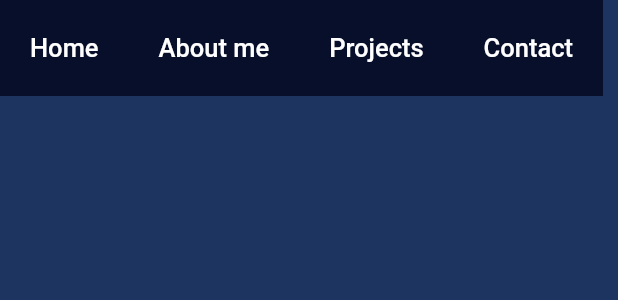
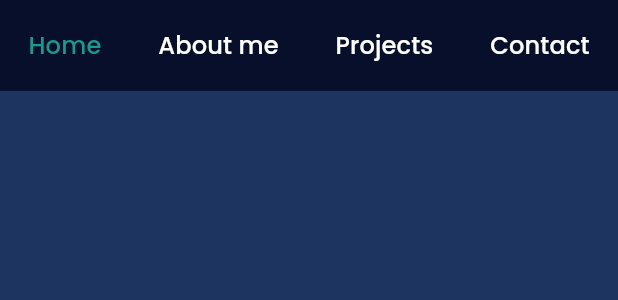
Before and after one commit to Mosta-b/portfolio_site, a Flutter app: the AppBarActions widget shown alone on an empty page, opened directly, on a phone screen of 412 x 824 dp. Shown: the top 300 px of the screen. Run offline on Flutter 3.47's test engine with Material 3 defaults, Android fonts, the phone set to English and light mode, and no system bars; drawn by our look-alikes of auto_size_text; our stand-ins replace bloc, equatable, flutter_bloc, google_fonts; missing offline and left inert: universal_html; network calls fail.

Commit message:
added bloc to control scroll in home body, phone screen needs a bit of ui improvments

```diff
--- a/lib/data/home_control_model.dart
+++ b/lib/data/home_control_model.dart
@@ -1,9 +1,9 @@
-import '../core/enum/enum.dart';
-
 class HomeControlModel {
-  final AppBarHeaders partOfBody;
+  final int pageIndex;
+  final bool isEvent;
 
   const HomeControlModel({
-    required this.partOfBody,
+    required this.pageIndex,
+    required this.isEvent,
   });
 }
--- a/lib/presentation/bloc/home_control_event.dart
+++ b/lib/presentation/bloc/home_control_event.dart
@@ -11,8 +11,8 @@ class HomeControlEventChange extends HomeControlEvent {
   const HomeControlEventChange({required this.appBarHeaders});
 }
 
-class HomeControlEventUpdateColorOfMenuButton extends HomeControlEvent {
+class HomeControlEventGoToPage extends HomeControlEvent {
   final int appBarHeaders;
 
-  const HomeControlEventUpdateColorOfMenuButton({required this.appBarHeaders});
+  const HomeControlEventGoToPage({required this.appBarHeaders});
 }
--- a/lib/presentation/bloc/home_control_state.dart
+++ b/lib/presentation/bloc/home_control_state.dart
@@ -2,7 +2,7 @@ part of 'home_control_bloc.dart';
 
 @immutable
 class HomeControlState extends Equatable {
-  final int homeControlModel;
+  final HomeControlModel homeControlModel;
   final bool isLoading;
   final Exception? exception;
 
--- a/lib/presentation/widgets/appBar/app_bar_actions.dart
+++ b/lib/presentation/widgets/appBar/app_bar_actions.dart
@@ -21,7 +21,6 @@ class AppBarActions extends StatelessWidget {
               AppBarHeaders.values.length,
               (index) => AppBarButton(
                 title: AppBarHeaders.values[index].getString(),
-                onPressed: () {},
                 index: index,
               ),
             ),
--- a/lib/presentation/widgets/appBar/app_bar_button.dart
+++ b/lib/presentation/widgets/appBar/app_bar_button.dart
@@ -1,5 +1,7 @@
 import 'package:auto_size_text/auto_size_text.dart';
 import 'package:flutter/material.dart';
+import 'package:flutter_bloc/flutter_bloc.dart';
+import 'package:portfolio_site/presentation/bloc/home_control_bloc.dart';
 
 import '../../../core/theme/app_text_style.dart';
 import '../../../core/theme/colors.dart';
@@ -8,34 +10,46 @@ class AppBarButton extends StatelessWidget {
   const AppBarButton({
     super.key,
     required this.title,
-    required this.onPressed,
     required this.index,
   });
 
   final String title;
-  final Function() onPressed;
+
   final int index;
 
   @override
   Widget build(BuildContext context) {
-    const unSelectedColor = MaterialStatePropertyAll<Color>(Colors.white);
-    // const SelectedColor = MaterialStatePropertyAll<Color>(Colors.purpleAccent);
+    // const unSelectedColor = MaterialStatePropertyAll<Color>(Colors.white);
+    const selectedColor =
+        MaterialStatePropertyAll<Color>(ColorsManger.secondaryColor);
+    return BlocBuilder<HomeControlBloc, HomeControlState>(
+      builder: (context, state) {
+        bool isSelected = state.homeControlModel.pageIndex == index;
+        // bool isHovering = false;
         return Padding(
           padding: const EdgeInsets.all(8.0),
+          child: MouseRegion(
+            onEnter: (event) {},
             child: TextButton(
               onPressed: () {
-          onPressed;
+                context
+                    .read<HomeControlBloc>()
+                    .add(HomeControlEventGoToPage(appBarHeaders: index));
               },
               style: const ButtonStyle(
-          overlayColor:
-              MaterialStatePropertyAll<Color>(ColorsManger.secondaryColor),
-          foregroundColor: unSelectedColor,
-          textStyle: MaterialStatePropertyAll<TextStyle>(TextStyleManger.s17),
+                overlayColor: selectedColor,
               ),
               child: AutoSizeText(
                 title,
+                style: TextStyleManger.s17.copyWith(
+                  color:
+                      isSelected ? ColorsManger.secondaryColor : Colors.white,
+                ),
+              ),
             ),
           ),
         );
+      },
+    );
   }
 }
--- a/lib/presentation/widgets/body/me/about_me.dart
+++ b/lib/presentation/widgets/body/me/about_me.dart
@@ -72,6 +72,7 @@ class AboutMe extends StatelessWidget {
             Expanded(
               flex: howLongIsGrid,
               child: GridView.builder(
+                padding: const EdgeInsets.all(8),
                 itemCount: TechMap.techMapWithColor.length,
                 physics: const NeverScrollableScrollPhysics(),
                 gridDelegate: const SliverGridDelegateWithFixedCrossAxisCount(
```
Also changed, not shown: lib/presentation/bloc/home_control_bloc.dart (+18 -2 lines), lib/presentation/views/main_view.dart (+9 -3 lines), lib/presentation/widgets/appBar/menu_button.dart (+15 -6 lines), lib/presentation/widgets/body/home_body.dart (+42 -3 lines), 1 other file. Lines whose indentation alone changed are shown as unchanged.
